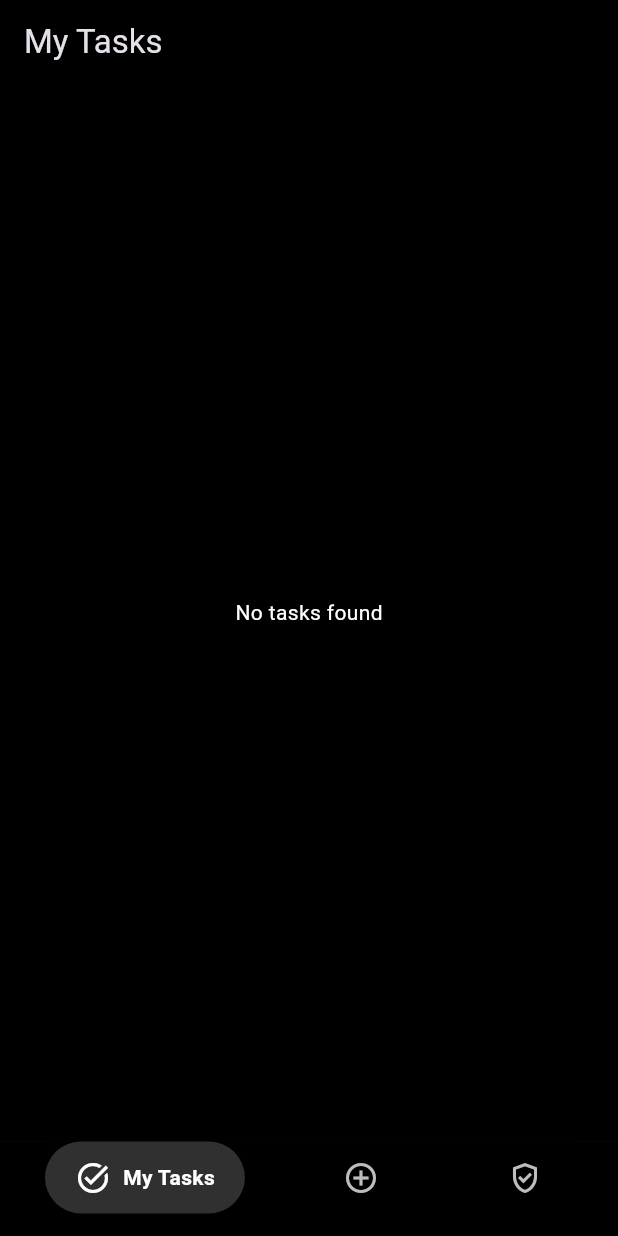
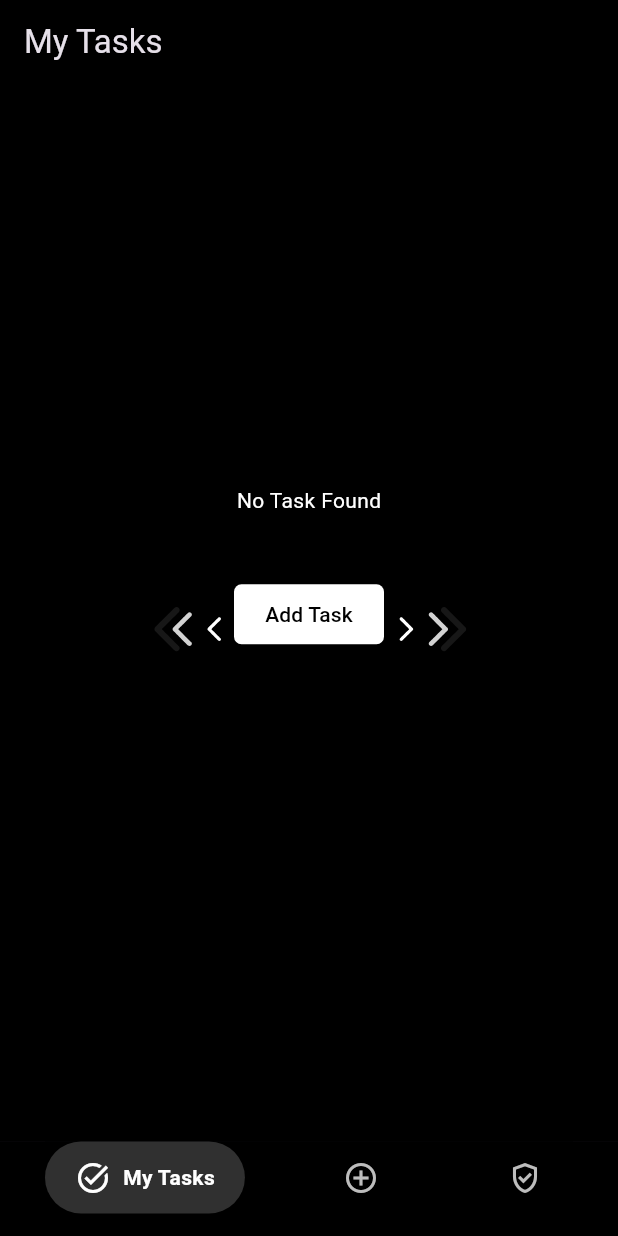
Before and after one commit to AnandhuA/TaskFlow-, a Flutter app: the screen it shows after launch, on a phone screen of 412 x 824 dp. Run offline on Flutter 3.47's test engine with Material 3 defaults, Android fonts, the phone set to English and light mode, and no system bars; drawn by our look-alikes of google_nav_bar; our stand-ins replace flutter_bloc, hive_flutter, lottie; accounts and stored records are empty.

```diff
--- a/lib/screens/add_task_gpt_screen.dart
+++ b/lib/screens/add_task_gpt_screen.dart
@@ -5,7 +5,8 @@ import 'package:task_flow/bloc/chatGpt/chat_gpt_cubit.dart';
 import 'package:task_flow/screens/result_screen.dart';
 
 class AddTaskGptScreen extends StatefulWidget {
-  const AddTaskGptScreen({super.key});
+  final VoidCallback onReturnToMyTasks;
+  const AddTaskGptScreen({super.key, required this.onReturnToMyTasks});
 
   @override
   State<AddTaskGptScreen> createState() => _AddTaskGptScreenState();
@@ -63,6 +64,7 @@ class _AddTaskGptScreenState extends State<AddTaskGptScreen> {
                       MaterialPageRoute(
                         builder: (context) => ResultScreen(
                           parsedTask: state.resultModel.taskPlan!,
+                          onSaveAndReturn: widget.onReturnToMyTasks,
                         ),
                       ),
                     );
--- a/lib/screens/main_screen.dart
+++ b/lib/screens/main_screen.dart
@@ -3,6 +3,7 @@ import 'package:google_nav_bar/google_nav_bar.dart';
 import 'package:task_flow/screens/add_task.dart';
 import 'package:task_flow/screens/add_task_gpt_screen.dart';
 import 'package:task_flow/screens/my_task_screen.dart';
+import 'package:task_flow/screens/settings_screen.dart';
 
 class MainScreen extends StatefulWidget {
   const MainScreen({super.key});
@@ -47,7 +48,12 @@ class _MainScreenState extends State<MainScreen> {
       body: PageView(
         controller: _pageController,
         onPageChanged: _onPageChanged,
-        children: [MyTaskScreen(), AddTask(), AddTaskGptScreen()],
+        children: [
+          MyTaskScreen(onAddTask: () => _onTabChanged(1)),
+          AddTask(onAddTask: () => _onTabChanged(0)),
+          AddTaskGptScreen(onReturnToMyTasks: () => _onTabChanged(0)),
+          SettingsScreen(),
+        ],
       ),
       bottomNavigationBar: Container(
         color: Colors.black,
@@ -65,6 +71,7 @@ class _MainScreenState extends State<MainScreen> {
             GButton(icon: Icons.task_alt, text: 'My Tasks'),
             GButton(icon: Icons.add_circle_outline_sharp, text: 'Add Task'),
             GButton(icon: Icons.gpp_good_outlined, text: 'Gpt'),
+            // GButton(icon: Icons.settings, text: 'Settings'),
           ],
         ),
       ),
--- a/lib/screens/my_task_screen.dart
+++ b/lib/screens/my_task_screen.dart
@@ -1,12 +1,14 @@
 import 'package:flutter/material.dart';
 import 'package:hive_flutter/hive_flutter.dart';
+import 'package:lottie/lottie.dart';
 import 'package:task_flow/core/helper_funtions.dart';
 import 'package:task_flow/data/hive_repo.dart';
 import 'package:task_flow/models/task_model.dart';
 import 'package:task_flow/screens/view_task_screen.dart';
 
 class MyTaskScreen extends StatelessWidget {
-  MyTaskScreen({super.key});
+  final VoidCallback onAddTask;
+  MyTaskScreen({super.key, required this.onAddTask});
   final hiveRepo = HiveRepo();
   bool _isAllCompleted(TaskPlan task) {
     return task.subtasks.isNotEmpty &&
@@ -36,10 +38,38 @@ class MyTaskScreen extends StatelessWidget {
           final tasks = hiveRepo.getAllTasks().reversed.toList();
 
           if (tasks.isEmpty) {
-            return const Center(
-              child: Text(
-                "No tasks found",
-                style: TextStyle(color: Colors.white),
+            return Center(
+              child: Column(
+                mainAxisAlignment: MainAxisAlignment.center,
+                children: [
+                  Text("No Task Found", style: TextStyle(color: Colors.white)),
+                  Stack(
+                    alignment: Alignment.center,
+                    children: [
+                      Lottie.asset(
+                        "assets/animations/arrow_white.json",
+                        height: 150,
+                      ),
+                      Positioned(
+                        bottom: 60, // adjust as needed
+                        child: TextButton(
+                          onPressed: onAddTask,
+                          style: TextButton.styleFrom(
+                            minimumSize: Size(100, 40),
+                            backgroundColor: Colors.white,
+                            shape: RoundedRectangleBorder(
+                              borderRadius: BorderRadius.circular(5),
+                            ),
+                          ),
+                          child: Text(
+                            "Add Task",
+                            style: TextStyle(color: Colors.black),
+                          ),
+                        ),
+                      ),
+                    ],
+                  ),
+                ],
               ),
             );
           }
@@ -99,8 +129,18 @@ class MyTaskScreen extends StatelessWidget {
                   onTap: () {
                     Navigator.push(
                       context,
-                      MaterialPageRoute(
-                        builder: (context) => ViewTaskScreen(task: task),
+                      PageRouteBuilder(
+                        transitionDuration: Duration(milliseconds: 300),
+                        pageBuilder: (_, __, ___) => ViewTaskScreen(task: task),
+                        transitionsBuilder: (_, animation, __, child) {
+                          return SlideTransition(
+                            position: Tween<Offset>(
+                              begin: Offset(-1.0, 0.0),
+                              end: Offset.zero,
+                            ).animate(animation),
+                            child: child,
+                          );
+                        },
                       ),
                     );
                   },
--- a/pubspec.yaml
+++ b/pubspec.yaml
@@ -3,7 +3,7 @@ description: "A new Flutter project."
 
 publish_to: 'none'
 
-version: 1.0.1
+version: 1.0.1+1
 
 environment:
   sdk: ^3.8.1
```
Also changed, not shown: assets/animations/arrow_black.json (added, +1 -0 lines), assets/animations/arrow_white.json (added, +1 -0 lines), lib/screens/add_task.dart (+3 -4 lines), lib/screens/result_screen.dart (+8 -2 lines), lib/screens/settings_screen.dart (added, +10 -0 lines).
